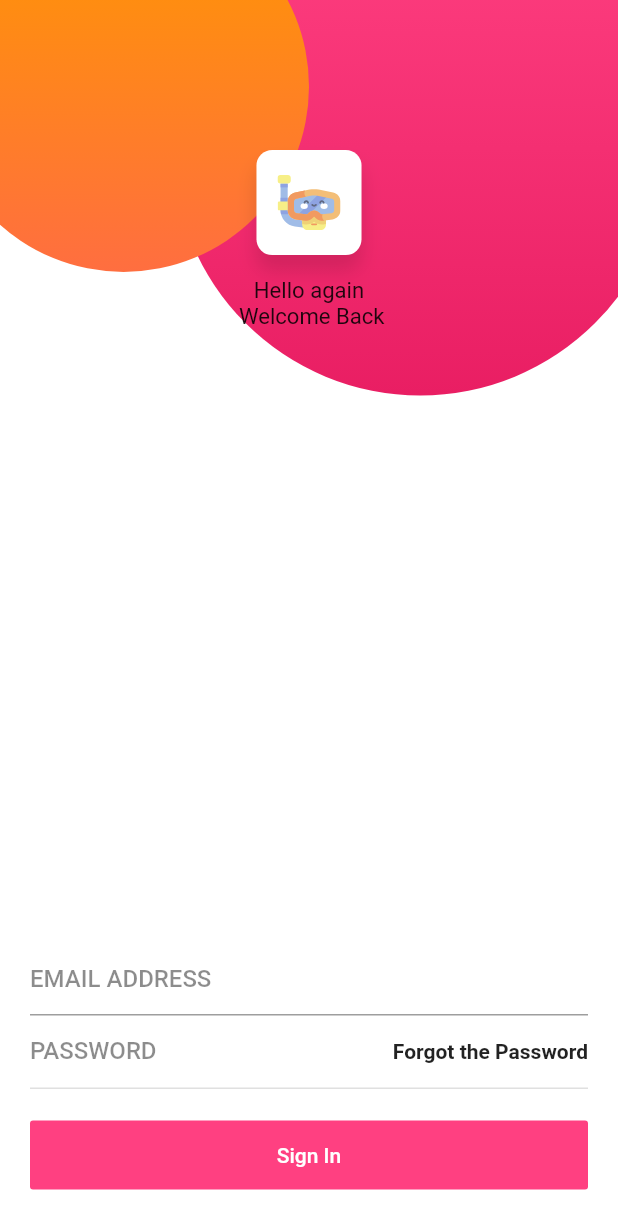
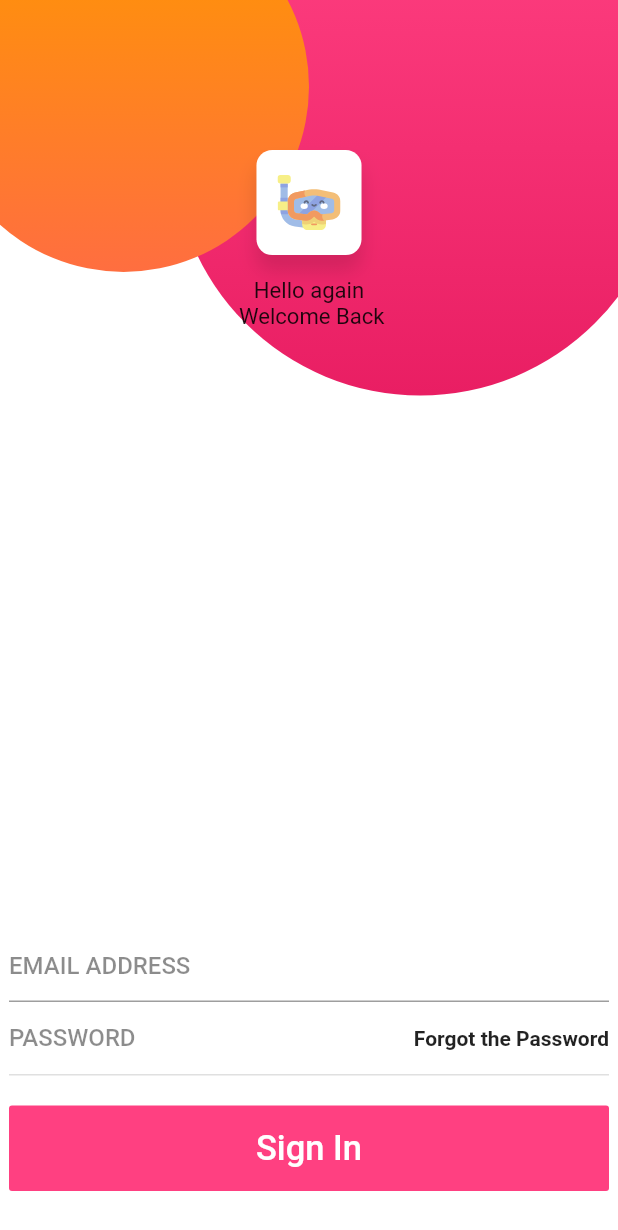
Before and after one commit to dafma/restapimedu, a Flutter app: the screen it shows after launch, on a phone screen of 412 x 824 dp. Shown: the top 1230 px of the screen. Run offline on Flutter 3.47's test engine with Material 2 defaults, Android fonts, the phone set to English and light mode, and no system bars; our stand-ins replace flutter_svg.

```diff
--- a/lib/widgets/login_form.dart
+++ b/lib/widgets/login_form.dart
@@ -1,3 +1,4 @@
+import 'package:curso_rest_api_loginv2/utils/responsive.dart';
 import 'package:flutter/material.dart';
 import 'input_text.dart';
 
@@ -10,12 +11,17 @@ class LoginForm extends StatefulWidget {
 
 class _LoginFormState extends State<LoginForm> {
 
+
   @override
   Widget build(BuildContext context) {
+    final Responsive responsive = Responsive.of(context);
     return Positioned(
       bottom: 30,
-      left: 20,
-      right: 20,
+        child: Container(
+          // con el contrains decimos que tendremos una ancho mazimo de 400
+          constraints: BoxConstraints(
+            maxWidth: 400,
+          ),
           child: Column(
           children:<Widget>[
             InputText(
@@ -49,13 +55,14 @@ class _LoginFormState extends State<LoginForm> {
                 child: FlatButton(
                   //pading al button
                 padding: EdgeInsets.symmetric(vertical:15),
-              child: Text("Sign In", style: TextStyle(color: Colors.white),),
+                child: Text("Sign In", style: TextStyle(color: Colors.white, fontSize: responsive.dp(2.5)),),
                 onPressed: (){},
                 color: Colors.pinkAccent
               ),
             )
           ]
       ),
+        ),
     );
   }
 }
```
Lines whose indentation alone changed are shown as unchanged.
